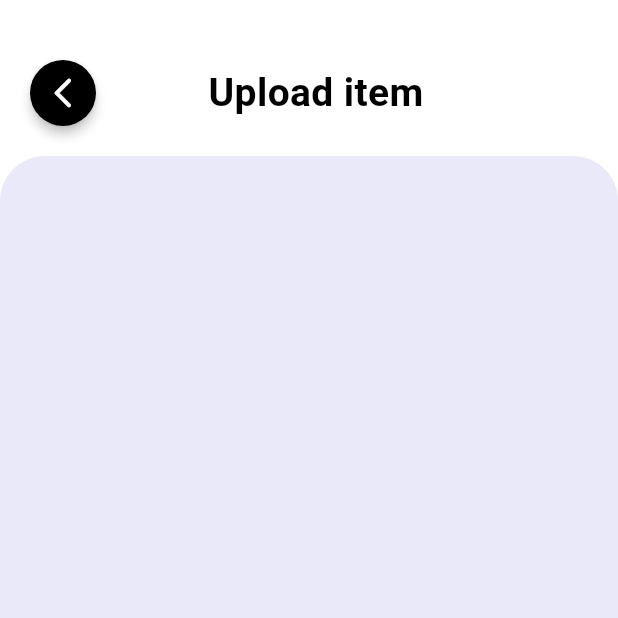
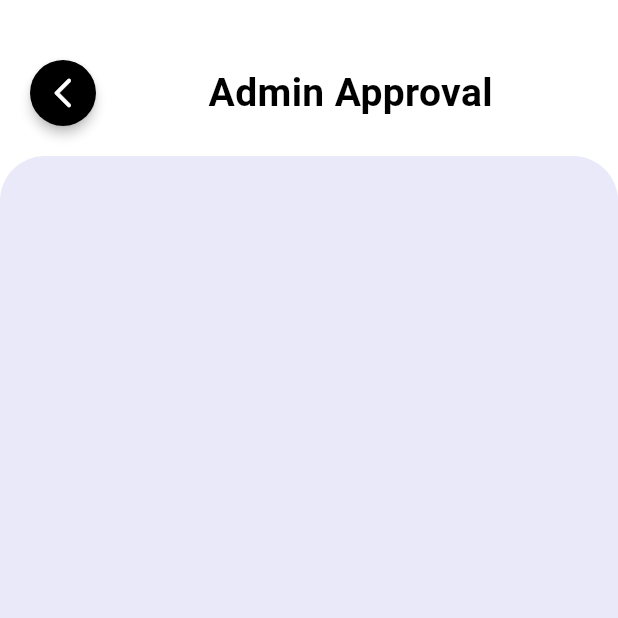
Before and after one commit to Niyar07/Recycle_App, a Flutter app: the screen it shows after launch, on a phone screen of 412 x 824 dp, the top half of it. Run offline on Flutter 3.47's test engine with Material 3 defaults, Android fonts, the phone set to English and light mode, and no system bars; our stand-ins replace cloud_firestore, firebase_auth, firebase_core, firebase_storage, google_sign_in, image_picker and 2 more; accounts and stored records are empty.

Commit message:
Create New Folder and careate admin_approval.dart page

```diff
--- a/lib/Admin/admin_approval.dart
+++ b/lib/Admin/admin_approval.dart
@@ -40,7 +40,7 @@ class _AdminApprovalState extends State<AdminApproval> {
                       ),
                       SizedBox(width: MediaQuery.of(context).size.width / 5.5),
                       Text(
-                        'Upload item',
+                        'Admin Approval',
                         style: AppWidget.headlinetextstyle(26),
                       ),
                     ],
```
